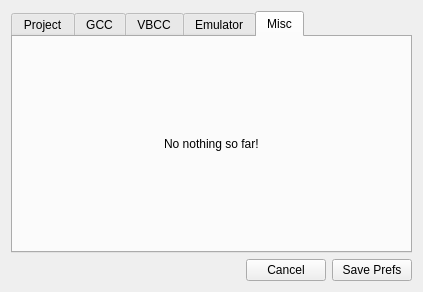
First picture: the form in prefsdialog.ui, repository mbergmann-sh/AmigaED, before the edit.
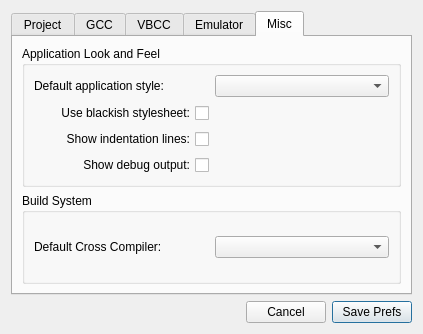
Second picture: the form after the edit. The open tabs and pages were chosen to show the change. Icons and pictures are not drawn.

The edit to the form file:
```diff
--- a/prefsdialog.ui
+++ b/prefsdialog.ui
@@ -7,7 +7,7 @@
     <x>0</x>
     <y>0</y>
     <width>423</width>
-    <height>292</height>
+    <height>334</height>
    </rect>
   </property>
   <property name="windowTitle">
@@ -24,10 +24,32 @@
    <bool>true</bool>
   </property>
   <layout class="QGridLayout" name="gridLayout_2">
+   <item row="1" column="2">
+    <widget class="QPushButton" name="btn_SavePrefs">
+     <property name="text">
+      <string>Save Prefs</string>
+     </property>
+     <property name="icon">
+      <iconset resource="application.qrc">
+       <normaloff>:/images/save.png</normaloff>:/images/save.png</iconset>
+     </property>
+    </widget>
+   </item>
+   <item row="1" column="1">
+    <widget class="QPushButton" name="btn_CancelSave">
+     <property name="text">
+      <string>Cancel</string>
+     </property>
+     <property name="icon">
+      <iconset resource="application.qrc">
+       <normaloff>:/images/fileexit.png</normaloff>:/images/fileexit.png</iconset>
+     </property>
+    </widget>
+   </item>
    <item row="0" column="0" colspan="3">
     <widget class="QTabWidget" name="tabWidget">
      <property name="currentIndex">
-      <number>0</number>
+      <number>4</number>
      </property>
      <widget class="QWidget" name="tabProject">
       <attribute name="title">
@@ -76,7 +98,7 @@
        <item row="0" column="0">
         <widget class="QLabel" name="label">
          <property name="text">
-          <string>Author:</string>
+          <string>Au&amp;thor:</string>
          </property>
          <property name="buddy">
           <cstring>lineEdit_author</cstring>
@@ -147,7 +169,7 @@
          <item row="0" column="0">
           <widget class="QLabel" name="label_4">
            <property name="text">
-            <string>Projects root:</string>
+            <string>Pro&amp;jects root:</string>
            </property>
            <property name="buddy">
             <cstring>lineEdit_projectsRootDir</cstring>
@@ -608,7 +630,7 @@
          <item row="0" column="0">
           <widget class="QLabel" name="label_21">
            <property name="text">
-            <string>OS 1.3 config:</string>
+            <string>OS &amp;1.3 config:</string>
            </property>
            <property name="buddy">
             <cstring>lineEdit_projectsRootDir</cstring>
@@ -663,7 +685,7 @@
          <item row="0" column="0">
           <widget class="QLabel" name="label_23">
            <property name="text">
-            <string>OS 2.0 config:</string>
+            <string>OS &amp;2.0 config:</string>
            </property>
            <property name="buddy">
             <cstring>lineEdit_projectsRootDir</cstring>
@@ -701,7 +723,7 @@
          <item row="0" column="0">
           <widget class="QLabel" name="label_24">
            <property name="text">
-            <string>OS 3.x config:</string>
+            <string>OS &amp;3.x config:</string>
            </property>
            <property name="buddy">
             <cstring>lineEdit_projectsRootDir</cstring>
@@ -739,7 +761,7 @@
          <item row="0" column="0">
           <widget class="QLabel" name="label_25">
            <property name="text">
-            <string>OS 4.x config:</string>
+            <string>OS &amp;4.x config:</string>
            </property>
            <property name="buddy">
             <cstring>lineEdit_projectsRootDir</cstring>
@@ -815,66 +837,84 @@
       <attribute name="title">
        <string>Misc</string>
       </attribute>
-      <layout class="QGridLayout" name="gridLayout_29">
-       <item row="0" column="1">
-        <spacer name="verticalSpacer_4">
-         <property name="orientation">
-          <enum>Qt::Vertical</enum>
+      <layout class="QGridLayout" name="gridLayout_10">
+       <item row="0" column="0">
+        <widget class="QGroupBox" name="groupBox">
+         <property name="title">
+          <string>Application Look and Feel</string>
          </property>
-         <property name="sizeHint" stdset="0">
-          <size>
-           <width>20</width>
-           <height>77</height>
-          </size>
-         </property>
-        </spacer>
+         <layout class="QGridLayout" name="gridLayout_9">
+          <item row="3" column="0">
+           <widget class="QCheckBox" name="checkBoxDebugOutput">
+            <property name="layoutDirection">
+             <enum>Qt::RightToLeft</enum>
+            </property>
+            <property name="text">
+             <string>Show debug output:</string>
+            </property>
+            <property name="checkable">
+             <bool>true</bool>
+            </property>
+           </widget>
+          </item>
+          <item row="2" column="0">
+           <widget class="QCheckBox" name="checkBoxIndentationLines">
+            <property name="layoutDirection">
+             <enum>Qt::RightToLeft</enum>
+            </property>
+            <property name="text">
+             <string>Show indentation lines:</string>
+            </property>
+            <property name="checkable">
+             <bool>true</bool>
+            </property>
+           </widget>
+          </item>
+          <item row="1" column="0">
+           <widget class="QCheckBox" name="checkBoxStylesheet">
+            <property name="layoutDirection">
+             <enum>Qt::RightToLeft</enum>
+            </property>
+            <property name="text">
+             <string>Use blackish stylesheet:</string>
+            </property>
+            <property name="checkable">
+             <bool>true</bool>
+            </property>
+           </widget>
+          </item>
+          <item row="0" column="0">
+           <widget class="QLabel" name="label_28">
+            <property name="text">
+             <string>Default application style:</string>
+            </property>
+           </widget>
+          </item>
+          <item row="0" column="1">
+           <widget class="QComboBox" name="comboBoxDefaultStyle"/>
+          </item>
+         </layout>
+        </widget>
        </item>
        <item row="1" column="0">
-        <spacer name="horizontalSpacer_3">
-         <property name="orientation">
-          <enum>Qt::Horizontal</enum>
+        <widget class="QGroupBox" name="groupBox_2">
+         <property name="title">
+          <string>Build System</string>
          </property>
-         <property name="sizeHint" stdset="0">
-          <size>
-           <width>121</width>
-           <height>20</height>
-          </size>
-         </property>
-        </spacer>
-       </item>
-       <item row="1" column="1">
-        <widget class="QLabel" name="label_28">
-         <property name="text">
-          <string>No nothing so far!</string>
-         </property>
+         <layout class="QGridLayout" name="gridLayout_11">
+          <item row="0" column="0">
+           <widget class="QLabel" name="label_31">
+            <property name="text">
+             <string>Default Cross Compiler:</string>
+            </property>
+           </widget>
+          </item>
+          <item row="0" column="1">
+           <widget class="QComboBox" name="comboBoxDefaultCompiler"/>
+          </item>
+         </layout>
         </widget>
        </item>
-       <item row="1" column="2">
-        <spacer name="horizontalSpacer_4">
-         <property name="orientation">
-          <enum>Qt::Horizontal</enum>
-         </property>
-         <property name="sizeHint" stdset="0">
-          <size>
-           <width>121</width>
-           <height>20</height>
-          </size>
-         </property>
-        </spacer>
-       </item>
-       <item row="2" column="1">
-        <spacer name="verticalSpacer_5">
-         <property name="orientation">
-          <enum>Qt::Vertical</enum>
-         </property>
-         <property name="sizeHint" stdset="0">
-          <size>
-           <width>20</width>
-           <height>76</height>
-          </size>
-         </property>
-        </spacer>
-       </item>
       </layout>
      </widget>
     </widget>
@@ -892,28 +932,6 @@
      </property>
     </spacer>
    </item>
-   <item row="1" column="1">
-    <widget class="QPushButton" name="btn_CancelSave">
-     <property name="text">
-      <string>Cancel</string>
-     </property>
-     <property name="icon">
-      <iconset resource="application.qrc">
-       <normaloff>:/images/fileexit.png</normaloff>:/images/fileexit.png</iconset>
-     </property>
-    </widget>
-   </item>
-   <item row="1" column="2">
-    <widget class="QPushButton" name="btn_SavePrefs">
-     <property name="text">
-      <string>Save Prefs</string>
-     </property>
-     <property name="icon">
-      <iconset resource="application.qrc">
-       <normaloff>:/images/save.png</normaloff>:/images/save.png</iconset>
-     </property>
-    </widget>
-   </item>
   </layout>
  </widget>
  <resources>
```
